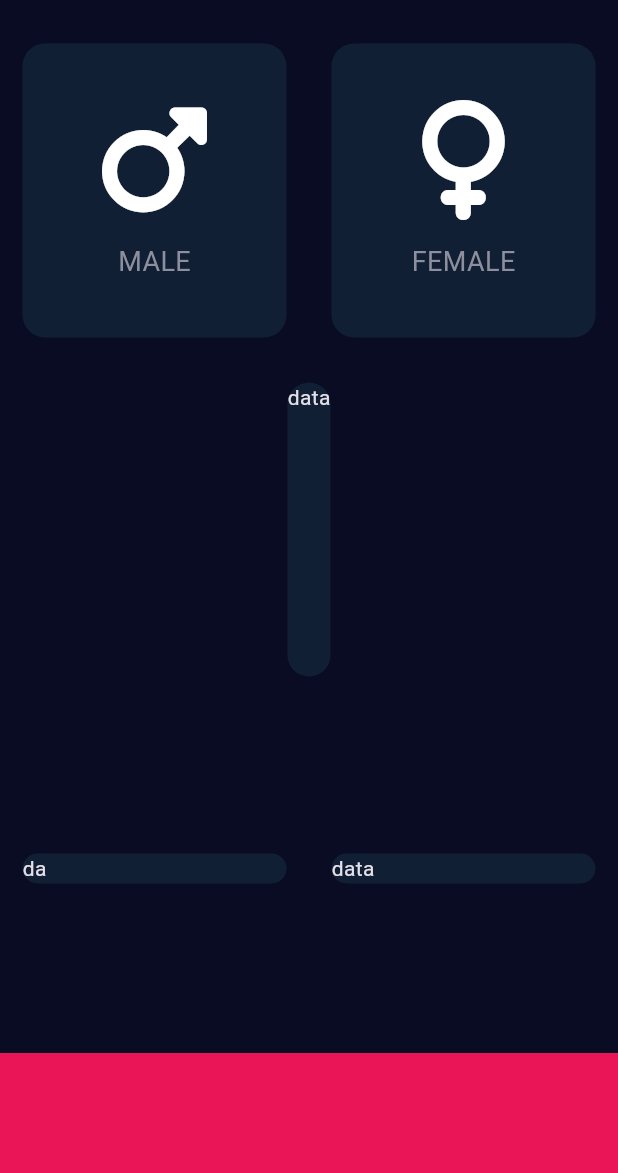
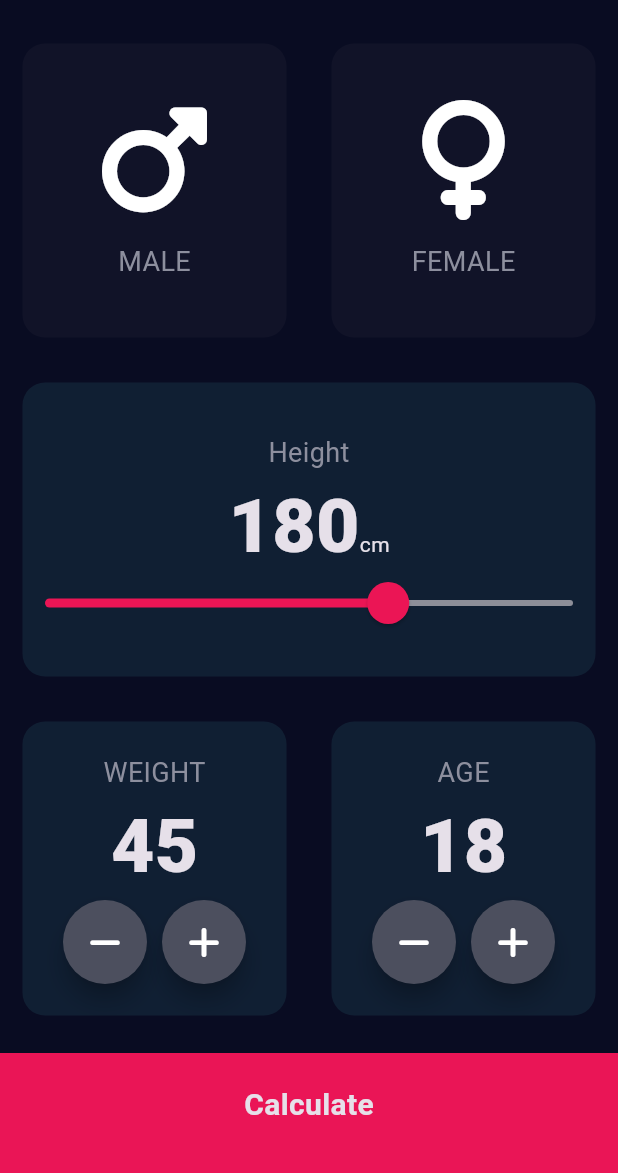
Before and after one commit to delvinjoseph13/Bmi_Calculator, a Flutter app: the screen it shows after launch, on a phone screen of 412 x 824 dp, the part 63-1236 px from its top. Run offline on Flutter 3.47's test engine with Material 3 defaults, Android fonts, the phone set to English and light mode, and no system bars; our stand-ins replace font_awesome_flutter.

Commit message:
input page is finished

```diff
--- /dev/null
+++ b/lib/constants.dart
@@ -0,0 +1,6 @@
+import 'package:flutter/material.dart';
+
+const inactiveContainerColor = Color(0xFF111328);
+const reusableContainerColor = Color(0xFF1D1F33);
+
+const labelstyle = TextStyle(color: Color(0xFF8D8F9E), fontSize: 18.0);
--- /dev/null
+++ b/lib/icon_details.dart
@@ -0,0 +1,28 @@
+import 'package:flutter/material.dart';
+import 'constants.dart';
+
+class iconDetailsWidget extends StatelessWidget {
+  final IconData icon;
+  final String label;
+  iconDetailsWidget({required this.icon, required this.label});
+
+  @override
+  Widget build(BuildContext context) {
+    return Column(
+      mainAxisAlignment: MainAxisAlignment.center,
+      children: [
+        Icon(
+          icon,
+          size: 80.0,
+        ),
+        SizedBox(
+          height: 15.0,
+        ),
+        Text(
+          label,
+          style: labelstyle,
+        )
+      ],
+    );
+  }
+}
--- a/lib/inputPage.dart
+++ b/lib/inputPage.dart
@@ -1,5 +1,8 @@
 import 'package:flutter/material.dart';
 import 'package:font_awesome_flutter/font_awesome_flutter.dart';
+import 'icon_details.dart';
+import 'reusecard_details.dart';
+import 'constants.dart';
 
 class Inputpage extends StatefulWidget {
   const Inputpage({super.key});
@@ -9,6 +12,32 @@ class Inputpage extends StatefulWidget {
 }
 
 class _InputpageState extends State<Inputpage> {
+  Color maleinactiveColor = inactiveContainerColor;
+  Color femaleinactiveColor = inactiveContainerColor;
+
+  void changeColor(int gender) {
+    if (gender == 1) {
+      if (maleinactiveColor == inactiveContainerColor) {
+        maleinactiveColor = reusableContainerColor;
+        femaleinactiveColor = inactiveContainerColor;
+      } else {
+        maleinactiveColor = inactiveContainerColor;
+      }
+    }
+    if (gender == 2) {
+      if (femaleinactiveColor == inactiveContainerColor) {
+        femaleinactiveColor = reusableContainerColor;
+        maleinactiveColor = inactiveContainerColor;
+      } else {
+        femaleinactiveColor = inactiveContainerColor;
+      }
+    }
+  }
+
+  int heightNumber = 180;
+  int weightNumber = 45;
+  int age = 18;
+
   @override
   Widget build(BuildContext context) {
     return Scaffold(
@@ -22,26 +51,81 @@ class _InputpageState extends State<Inputpage> {
               child: Row(
             children: [
               Expanded(
+                  child: GestureDetector(
+                onTap: () {
+                  setState(() {
+                    changeColor(1);
+                  });
+                },
                 child: ReuseWidget(
                   childCard: iconDetailsWidget(
                     icon: FontAwesomeIcons.mars,
                     label: 'MALE',
                   ),
-                kcolor: Color(0xFF101F33),
+                  kcolor: maleinactiveColor,
+                ),
               )),
               Expanded(
+                  child: GestureDetector(
+                onTap: () {
+                  setState(() {
+                    changeColor(2);
+                  });
+                },
                 child: ReuseWidget(
                   childCard: iconDetailsWidget(
                     icon: FontAwesomeIcons.venus,
                     label: 'FEMALE',
                   ),
-                kcolor: Color(0xFF101F33),
+                  kcolor: femaleinactiveColor,
+                ),
               ))
             ],
           )),
           Expanded(
               child: ReuseWidget(
-            childCard: Text('data'),
+            childCard: Column(
+              crossAxisAlignment: CrossAxisAlignment.stretch,
+              mainAxisAlignment: MainAxisAlignment.center,
+              children: [
+                Text(
+                  'Height',
+                  style: labelstyle,
+                  textAlign: TextAlign.center,
+                ),
+                Row(
+                  mainAxisAlignment: MainAxisAlignment.center,
+                  crossAxisAlignment: CrossAxisAlignment.baseline,
+                  textBaseline: TextBaseline.alphabetic,
+                  children: [
+                    Text(
+                      heightNumber.toString(),
+                      style: TextStyle(
+                          fontSize: 50.0, fontWeight: FontWeight.w900),
+                    ),
+                    Text('cm')
+                  ],
+                ),
+                SliderTheme(
+                  data: SliderThemeData(
+                      thumbShape:
+                          RoundSliderThumbShape(enabledThumbRadius: 14.0),
+                      overlayShape:
+                          RoundSliderOverlayShape(overlayRadius: 15.0)),
+                  child: Slider(
+                      value: heightNumber.toDouble(),
+                      min: 115,
+                      max: 215,
+                      activeColor: Color(0xFFEB1555),
+                      inactiveColor: Color(0xFF8D8E98),
+                      onChanged: (double newValue) {
+                        setState(() {
+                          heightNumber = newValue.round();
+                        });
+                      }),
+                )
+              ],
+            ),
             kcolor: Color(0xFF101F33),
           )),
           Expanded(
@@ -49,18 +133,94 @@ class _InputpageState extends State<Inputpage> {
             children: [
               Expanded(
                   child: ReuseWidget(
-                childCard: Text('da'),
+                childCard: Column(
+                  mainAxisAlignment: MainAxisAlignment.center,
+                  children: [
+                    Text(
+                      'WEIGHT',
+                      style: labelstyle,
+                    ),
+                    Text(
+                      weightNumber.toString(),
+                      style: TextStyle(
+                          fontSize: 50.0, fontWeight: FontWeight.w900),
+                    ),
+                    Row(
+                      mainAxisAlignment: MainAxisAlignment.center,
+                      children: [
+                        RoundedIcon(
+                          icon: FontAwesomeIcons.minus,
+                          onpressed: () {
+                            setState(() {
+                              weightNumber--;
+                            });
+                          },
+                        ),
+                        SizedBox(
+                          width: 10.0,
+                        ),
+                        RoundedIcon(
+                          icon: FontAwesomeIcons.plus,
+                          onpressed: () {
+                            setState(() {
+                              weightNumber++;
+                            });
+                          },
+                        )
+                      ],
+                    )
+                  ],
+                ),
                 kcolor: Color(0xFF101F33),
               )),
               Expanded(
                   child: ReuseWidget(
-                childCard: Text('data'),
+                childCard:Column(
+                  mainAxisAlignment: MainAxisAlignment.center,
+                  children: [
+                    Text(
+                      'AGE',
+                      style: labelstyle,
+                    ),
+                    Text(
+                      age.toString(),
+                      style: TextStyle(
+                          fontSize: 50.0, fontWeight: FontWeight.w900),
+                    ),
+                    Row(
+                      mainAxisAlignment: MainAxisAlignment.center,
+                      children: [
+                        RoundedIcon(
+                          icon: FontAwesomeIcons.minus,
+                          onpressed: () {
+                            setState(() {
+                              age--;
+                            });
+                          },
+                        ),
+                        SizedBox(
+                          width: 10.0,
+                        ),
+                        RoundedIcon(
+                          icon: FontAwesomeIcons.plus,
+                          onpressed: () {
+                            setState(() {
+                              age++;
+                            });
+                          },
+                        )
+                      ],
+                    )
+                  ],
+                ),
                 kcolor: Color(0xFF101F33),
               ))
             ],
           )),
           Container(
+            child: Center(child: Text('Calculate',style: TextStyle(fontSize: 20.0,fontWeight: FontWeight.bold),)),
             margin: EdgeInsets.only(top: 10.0),
+            padding: EdgeInsets.only(bottom: 10.0),
             color: Color(0xFFEA1556),
             width: double.infinity,
             height: 80.0,
@@ -71,44 +231,23 @@ class _InputpageState extends State<Inputpage> {
   }
 }
 
-class iconDetailsWidget extends StatelessWidget {
+class RoundedIcon extends StatelessWidget {
+   RoundedIcon({required this.icon, required this.onpressed});
   final IconData icon;
-  final String label;
-  iconDetailsWidget({required this.icon, required this.label});
+  final VoidCallback onpressed;
 
   @override
   Widget build(BuildContext context) {
-    return Column(
-      mainAxisAlignment: MainAxisAlignment.center,
-      children: [
-        Icon(
-          icon,
-          size: 80.0,
+    return RawMaterialButton(
+      child: Icon(icon),
+      onPressed: onpressed,
+      elevation: 6.0,
+      shape: CircleBorder(),
+      fillColor: Color(0xFF4C4F5E),
+      constraints: BoxConstraints.tightFor(
+        width: 56.0,
+        height: 56.0,
       ),
-        SizedBox(
-          height: 15.0,
-        ),
-        Text(
-          label,
-          style: TextStyle(color: Color(0xFF8D8F9E), fontSize: 18.0),
-        )
-      ],
     );
   }
 }
-
-class ReuseWidget extends StatelessWidget {
-  final Color kcolor;
-  final Widget childCard;
-  ReuseWidget({required this.kcolor, required this.childCard});
-
-  @override
-  Widget build(BuildContext context) {
-    return Container(
-      child: childCard,
-      margin: EdgeInsets.all(15.0),
-      decoration: BoxDecoration(
-          borderRadius: BorderRadius.circular(15.0), color: kcolor),
-    );
-  }
-}
--- /dev/null
+++ b/lib/reusecard_details.dart
@@ -0,0 +1,18 @@
+import 'package:flutter/material.dart';
+
+
+class ReuseWidget extends StatelessWidget {
+  final Color kcolor;
+  final Widget childCard;
+  ReuseWidget({required this.kcolor, required this.childCard});
+
+  @override
+  Widget build(BuildContext context) {
+    return Container(
+      child: childCard,
+      margin: EdgeInsets.all(15.0),
+      decoration: BoxDecoration(
+          borderRadius: BorderRadius.circular(15.0), color: kcolor),
+    );
+  }
+}
```
Lines whose indentation alone changed are shown as unchanged.
